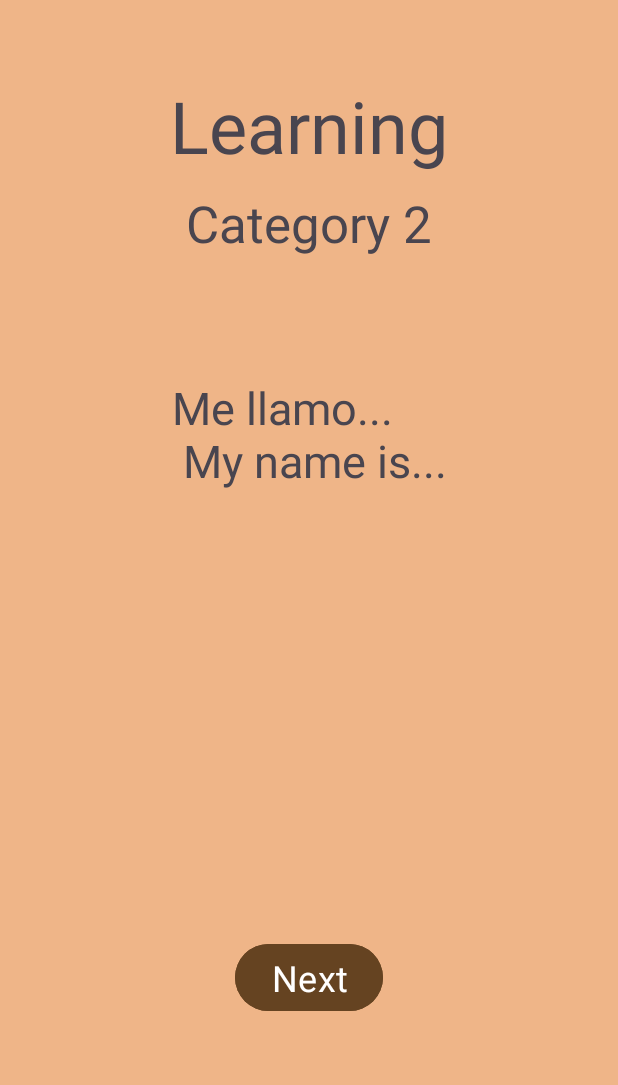
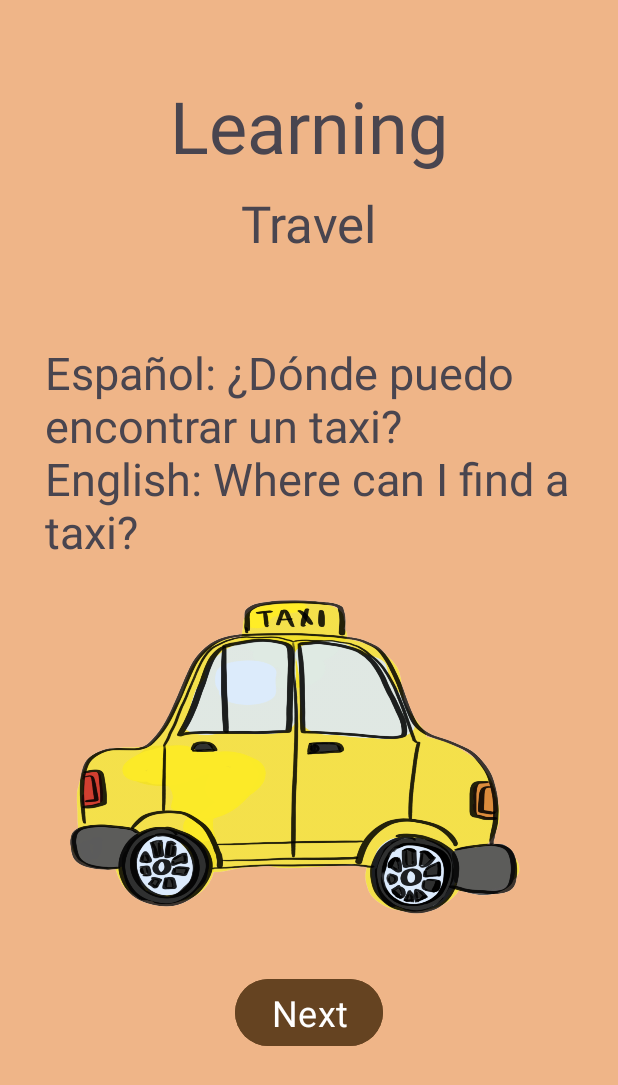
Before and after one commit to dnelson2024/CSE160ExtraCredit, an Android app: the screen it shows after launch (Learning), after a tap on "Next", on a phone screen of 412 x 824 dp. Shown: the top 1085 px of the screen. Run offline under Robolectric (Android 15) with nearby library versions, the phone set to English and light mode, and no system bars; Roboto replaces fonts that are not available here.

Commit message:
learning page

```diff
--- a/app/src/main/java/com/example/myapplication/Learning.java
+++ b/app/src/main/java/com/example/myapplication/Learning.java
@@ -1,6 +1,7 @@
 package com.example.myapplication;
 
 import android.os.Bundle;
+import android.widget.ImageView;
 import android.widget.TextView;
 import android.view.View;
 import androidx.activity.EdgeToEdge;
@@ -12,12 +13,13 @@ import androidx.core.view.WindowInsetsCompat;
 public class Learning extends AppCompatActivity {
     //Boolean buttonPressed = false;
 
-    String category = "category2";
+    String category = "Travel";
+    // added 2
+    String[] TravelInfo = {"Español: ¿Dónde puedo encontrar un taxi? \nEnglish: Where can I find a taxi?", "Español: ¿Cuánto cuesta? \nEnglish: How much is this?", "Español: ¿Dónde está este lugar? \nEnglish: Where is this place?", "Español: A la derecha \nEnglish: To the right", "Español: A la izquierda \nEnglish: To the left", "Español: Yo necesito un... \nEnglish: I need a..."};
+    String[] IntroInfo = {"Español: Me llamo... \nEnglish: My name is...", "Español: Soy de... \nEnglish: I am from...", "Español: ¿Como estás? \nEnglish: How are you?", "Español: ¿Puedo ir al baño?\nEnglish: Can I use the bathroom?", "Español: Mucho gusto \nEnglish: Nice to meet you", "Español: Bien \nEnglish: Good"};
 
-    String[] category1Info = {"¿Dónde puedo encontrar un taxi? \n How can I find a taxi?", "¿Cuánto cuesta? \n How much is this?", "¿Dónde está este lugar? \n Where is this place?", "A la derecha \n to the right"};
-    String[] category2Info = {"Me llamo... \n My name is...", "Soy de... \n I am from...", "¿Como estás? \n How are you?", "¿Puedo ir al baño? \n Can I use the bathroom?"};
-    String[] category3Info = {"¿Qué me recomienda? \n What do you recommend?", "¿Tienen algún plato vegetariano?\n Do you have a vegetarian option?", "Con salsa \n With sauce", "Quiero pedir... \n I would like to order..."};
-    String[] category4Info = {"¿Tienes algún pasatiempo?\n Do you have any hobbies?", "Me gusta... \n I like...", "Yo disfruto.. \n I enjoy", "Me encanta... \n I love"};
+    String[] RestaurantInfo = {"Español: ¿Qué me recomienda? \nEnglish: What do you recommend?", "Español: ¿Tienen algún plato vegetariano?\nEnglish: Do you have a vegetarian option?", "Español: Con salsa \nEnglish: With sauce", "Español: Quiero pedir... \nEnglish: I would like to order...", "Español: Me gustaría más agua, por favor \nEnglish: I would like more water, please", "Español: ¿Tiene una reserva? \nEnglish: Do you have a reservation?"};
+    String[] HobbiesNInterestsInfo = {"Español: ¿Tienes algún pasatiempo? \nEnglish: Do you have any hobbies?", "Español: Me gusta... \nEnglish: I like...", "Español: Escuchar música \nEnglish: To listen to music", "Español: Hacer deportes \nEnglish: To do sports", "Español: Ver la tele \nEnglish: To watch TV", "Español: Cocinar \nEnglish: To bake"};
     @Override
     protected void onCreate(Bundle savedInstanceState) {
         super.onCreate(savedInstanceState);
@@ -31,20 +33,20 @@ public class Learning extends AppCompatActivity {
 
         TextView catTextView = findViewById(R.id.categorytextView);
         //travel
-        if("category1".equals(category)){
-            catTextView.setText("Category 1");
+        if("Travel".equals(category)){
+            catTextView.setText("Travel");
         }
         //introductory info
-        else if("category2".equals(category)){
-            catTextView.setText("Category 2");
+        else if("IntroInfo".equals(category)){
+            catTextView.setText("Introductory Phrases");
         }
         //restuarant
-        else if("category3".equals(category)){
-            catTextView.setText("Category 3");
+        else if("Restaurant".equals(category)){
+            catTextView.setText("Restaurant");
         }
         //hobbies and interests
-        else if("category4".equals(category)){
-            catTextView.setText("Category 4");
+        else if("HobbiesNInterests".equals(category)){
+            catTextView.setText("Hobbies and Interests");
         }
         else if ("null".equals(category)){
             catTextView.setText("Error");
@@ -52,32 +54,39 @@ public class Learning extends AppCompatActivity {
         else {
             catTextView.setText("Error");
         }
-
-
-
     }
 
     int i = 0;
     public void showInfo(View view) {
         //view.setEnabled(false);
         TextView textView = findViewById(R.id.informationTextView);
-
-        if (i < 4) {
-            if ("category1".equals(category)) {
-                textView.setText(category1Info[i]);
-            } else if ("category2".equals(category)) {
-                textView.setText(category2Info[i]);
-            } else if ("category3".equals(category)) {
-                textView.setText(category3Info[i]);
-            } else if ("category4".equals(category)) {
-                textView.setText(category4Info[i]);
+        ImageView imageView = findViewById(R.id.imageView);
+        if (i < 6) {
+            if ("Travel".equals(category)) {
+                textView.setText(TravelInfo[i]);
+                if (i == 0){
+                    imageView.setImageResource(R.drawable.taxi);
+                } else if (i==1){
+                    imageView.setImageResource(R.drawable.money);
+                }
+                else{
+                    imageView.setImageResource(R.drawable.books);
+                }
+            } else if ("IntroInfo".equals(category)) {
+                textView.setText(IntroInfo[i]);
+            } else if ("Restaurant".equals(category)) {
+                textView.setText(RestaurantInfo[i]);
+            } else if ("HobbiesNInterests".equals(category)) {
+                textView.setText(HobbiesNInterestsInfo[i]);
             }
         }
-        if (i == 3){
+
+
+
+        i += 1;
+        if (i == 6){
             i = 0;
         }
-        i += 1;
-
 
     }
 
--- a/app/src/main/res/layout/activity_learning.xml
+++ b/app/src/main/res/layout/activity_learning.xml
@@ -29,15 +29,16 @@
         android:id="@+id/informationTextView"
         android:layout_width="wrap_content"
         android:layout_height="wrap_content"
-        android:layout_marginStart="139dp"
+        android:layout_marginStart="30dp"
         android:layout_marginTop="20dp"
-        android:layout_marginEnd="139dp"
+        android:layout_marginEnd="31dp"
         android:layout_marginBottom="227dp"
         android:fontFamily="@font/zilla_slab_light"
         android:text="Click next to learn spanish!"
         android:textSize="30sp"
         app:layout_constraintBottom_toTopOf="@+id/nextButton"
         app:layout_constraintEnd_toEndOf="parent"
+        app:layout_constraintHorizontal_bias="0.0"
         app:layout_constraintStart_toStartOf="parent"
         app:layout_constraintTop_toBottomOf="@+id/categorytextView" />
 
@@ -73,4 +74,19 @@
         app:layout_constraintEnd_toEndOf="parent"
         app:layout_constraintStart_toStartOf="parent"
         app:layout_constraintTop_toBottomOf="@+id/informationTextView" />
+
+    <ImageView
+        android:id="@+id/imageView"
+        android:layout_width="357dp"
+        android:layout_height="229dp"
+        android:layout_marginStart="20dp"
+        android:layout_marginEnd="20dp"
+        android:layout_marginBottom="16dp"
+        app:layout_constraintBottom_toTopOf="@+id/nextButton"
+        app:layout_constraintEnd_toEndOf="parent"
+        app:layout_constraintHorizontal_bias="0.0"
+        app:layout_constraintStart_toStartOf="parent"
+        app:layout_constraintTop_toBottomOf="@+id/informationTextView"
+        app:layout_constraintVertical_bias="0.512"
+        app:srcCompat="@drawable/books" />
 </androidx.constraintlayout.widget.ConstraintLayout>
```
Also changed, not shown: app/src/main/res/drawable/books.png (added), app/src/main/res/drawable/money.png (added), app/src/main/res/drawable/taxi.png (added).
